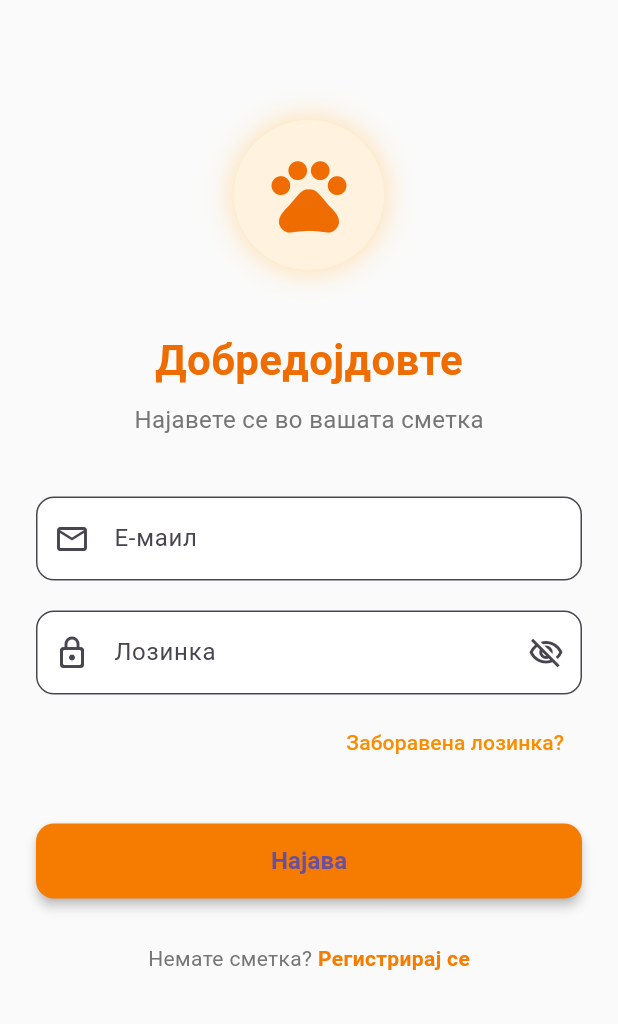
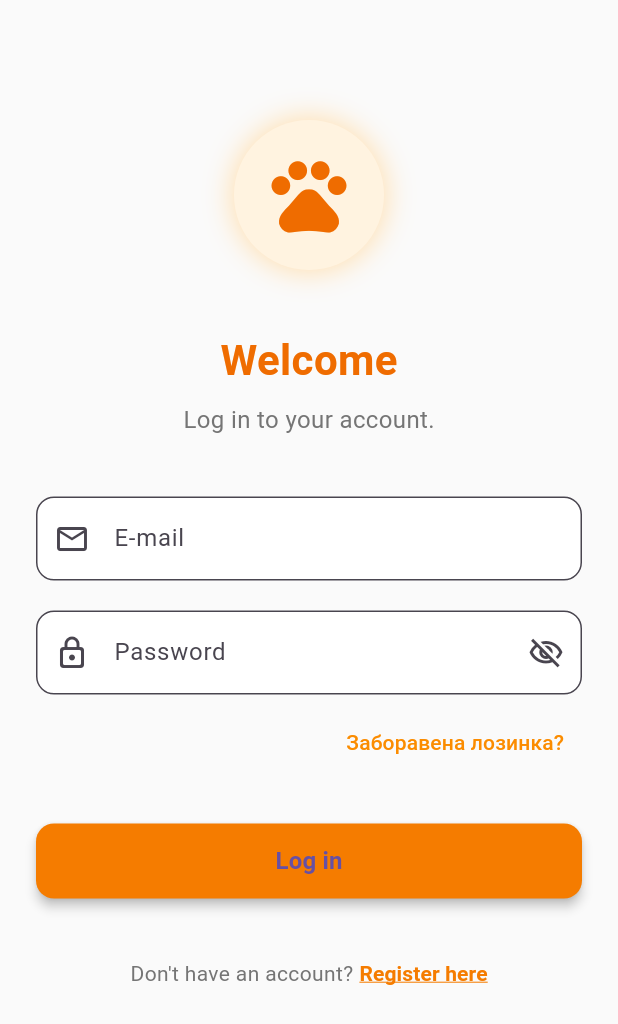
Before and after one commit to hristina6/pet_mate, a Flutter app: the screen it shows after launch, on a phone screen of 412 x 824 dp. Shown: the top 1024 px of the screen. Run offline on Flutter 3.47's test engine with Material 3 defaults, Android fonts, the light colour scheme and no system bars.

Commit message:
Working login + register

```diff
--- a/lib/screens/login_screen.dart
+++ b/lib/screens/login_screen.dart
@@ -44,7 +44,7 @@ class _LoginScreenState extends State<LoginScreen> {
         });
         ScaffoldMessenger.of(context).showSnackBar(
           SnackBar(
-            content: Text('Најавата не успеа. Обидете се повторно.'),
+            content: Text('Login failed. Please try again!'),
             behavior: SnackBarBehavior.floating,
           ),
         );
@@ -89,7 +89,7 @@ class _LoginScreenState extends State<LoginScreen> {
               ),
               SizedBox(height: 40),
               Text(
-                'Добредојдовте',
+                'Welcome',
                 style: TextStyle(
                   fontSize: 28,
                   fontWeight: FontWeight.bold,
@@ -98,7 +98,7 @@ class _LoginScreenState extends State<LoginScreen> {
               ),
               SizedBox(height: 8),
               Text(
-                'Најавете се во вашата сметка',
+                'Log in to your account.',
                 style: TextStyle(
                   fontSize: 16,
                   color: Colors.grey[600],
@@ -112,7 +112,7 @@ class _LoginScreenState extends State<LoginScreen> {
                     TextFormField(
                       controller: emailController,
                       decoration: InputDecoration(
-                        labelText: 'Е-маил',
+                        labelText: 'E-mail',
                         prefixIcon: Icon(Icons.email_outlined),
                         border: OutlineInputBorder(
                           borderRadius: BorderRadius.circular(12),
@@ -123,10 +123,10 @@ class _LoginScreenState extends State<LoginScreen> {
                       keyboardType: TextInputType.emailAddress,
                       validator: (value) {
                         if (value == null || value.isEmpty) {
-                          return 'Внесете е-маил';
+                          return 'Enter your e-mail';
                         }
                         if (!value.contains('@')) {
-                          return 'Внесете валиден е-маил';
+                          return 'Enter a valid e-mail';
                         }
                         return null;
                       },
@@ -135,7 +135,7 @@ class _LoginScreenState extends State<LoginScreen> {
                     TextFormField(
                       controller: passwordController,
                       decoration: InputDecoration(
-                        labelText: 'Лозинка',
+                        labelText: 'Password',
                         prefixIcon: Icon(Icons.lock_outline_rounded),
                         border: OutlineInputBorder(
                           borderRadius: BorderRadius.circular(12),
@@ -158,10 +158,10 @@ class _LoginScreenState extends State<LoginScreen> {
                       obscureText: obscurePassword,
                       validator: (value) {
                         if (value == null || value.isEmpty) {
-                          return 'Внесете лозинка';
+                          return 'Enter password';
                         }
                         if (value.length < 6) {
-                          return 'Лозинката треба да има најмалку 6 карактери';
+                          return 'The password must have at least 6 characters.';
                         }
                         return null;
                       },
@@ -200,7 +200,7 @@ class _LoginScreenState extends State<LoginScreen> {
                         ),
                         onPressed: login,
                         child: Text(
-                          'Најава',
+                          'Log in',
                           style: TextStyle(
                             fontSize: 16,
                             fontWeight: FontWeight.bold,
@@ -213,11 +213,16 @@ class _LoginScreenState extends State<LoginScreen> {
                       mainAxisAlignment: MainAxisAlignment.center,
                       children: [
                         Text(
-                          'Немате сметка? ',
+                          "Don't have an account?",
                           style: TextStyle(color: Colors.grey[600]),
                         ),
-                        GestureDetector(
-                          onTap: () {
+                        SizedBox(width: 4),
+                        TextButton(
+                          style: TextButton.styleFrom(
+                            padding: EdgeInsets.zero,
+                            tapTargetSize: MaterialTapTargetSize.shrinkWrap,
+                          ),
+                          onPressed: () {
                             Navigator.push(
                               context,
                               MaterialPageRoute(
@@ -226,10 +231,12 @@ class _LoginScreenState extends State<LoginScreen> {
                             );
                           },
                           child: Text(
-                            'Регистрирај се',
+                            'Register here',
                             style: TextStyle(
                               color: Colors.orange[700],
                               fontWeight: FontWeight.bold,
+                              decoration: TextDecoration.underline,
+                              decorationColor: Colors.orange[700],
                             ),
                           ),
                         ),
```
